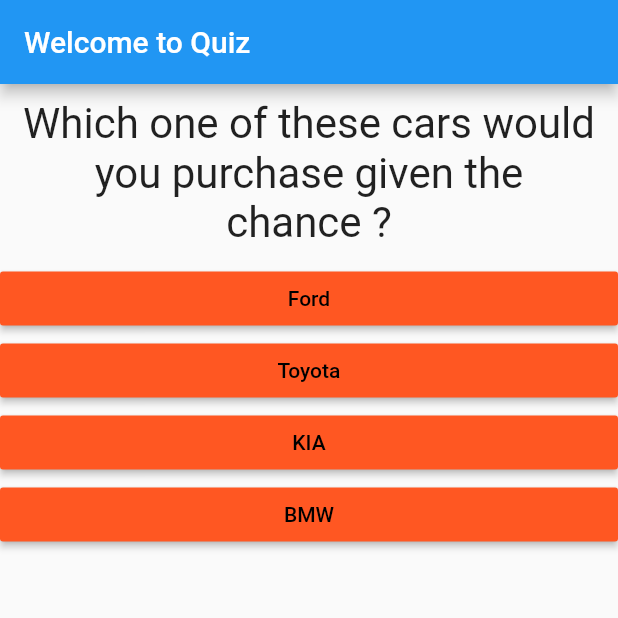
After one commit to nazkin/FlutterApp_Questionnaire, a Flutter app: the screen it shows after launch, after a tap on "Blue", on a phone screen of 412 x 824 dp, the top half of it. The commit adds this screen. Run offline on Flutter 3.47's test engine with Material 2 defaults, Android fonts, the phone set to English and light mode, and no system bars.

Commit message:
Finished the end of the questionnaire app, created wigits for the ending condition and followed the DRY principal

```diff
--- a/lib/main.dart
+++ b/lib/main.dart
@@ -1,10 +1,8 @@
 import 'package:flutter/material.dart';
 
-import './question.dart';
-import './answer.dart';
-// void main() {
-//   runApp(MyApp());
-// }
+import './quiz.dart';
+import './end.dart';
+
 void main() => runApp(MyApp());
 
 class MyApp extends StatefulWidget {
@@ -16,8 +14,9 @@ class MyApp extends StatefulWidget {
 }
   class MyAppState extends State<MyApp> {
     var qIndex = 0;
+    final String endStr = "The End !";
 
-    var questions = [
+    final questions = const [
       {
         'question':"What is your favorite color ?",
         'answers':["Blue", "Green", "Red", "Yellow"],
@@ -37,8 +36,18 @@ class MyApp extends StatefulWidget {
     ];
 
     void answerQuestion() {
+      if(qIndex < questions.length){
+        setState(() {
+          qIndex = qIndex + 1;
+        });
+      }else{
+        print("Quiz Over");
+      }
+    }
+
+    void resetQuiz() {
       setState(() {
-        qIndex = qIndex + 1;
+        qIndex = 0;
       });
     }
 
@@ -49,14 +58,7 @@ class MyApp extends StatefulWidget {
           appBar: AppBar(
             title: Text("Welcome to Quiz")
             ),
-          body: Column(
-            children: [
-              Question(questions[qIndex]['question']),
-              ...(questions[qIndex]['answers'] as List<String>).map((answer) {
-                return Answer(answerQuestion, answer);
-              })
-            ],
-          ),
+          body: qIndex < questions.length ? Quiz(questions, answerQuestion, qIndex) : End(endStr, resetQuiz)
         ),
       );
     }
--- /dev/null
+++ b/lib/quiz.dart
@@ -0,0 +1,25 @@
+import 'package:flutter/material.dart';
+
+import './question.dart';
+import './answer.dart';
+
+class Quiz extends StatelessWidget {
+
+  final Function answerQuestion;
+  final List<Map<String, Object>> questions;
+  final int qIndex;
+
+  Quiz(this.questions, this.answerQuestion, this.qIndex);
+
+  @override
+  Widget build(BuildContext context) {
+    return Column(
+            children: [
+              Question(questions[qIndex]['question']),
+              ...(questions[qIndex]['answers'] as List<String>).map((answer) {
+                return Answer(answerQuestion, answer);
+              })
+            ],
+          );
+  }
+}
```
Also changed, not shown: lib/end.dart (added, +29 -0 lines).
